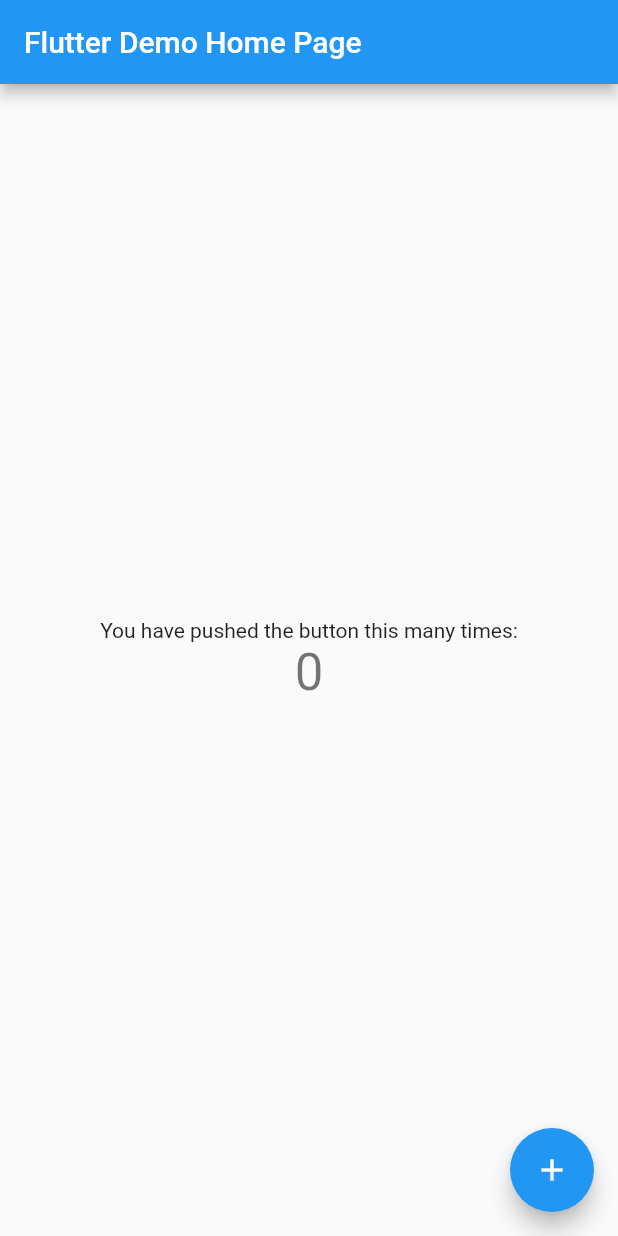
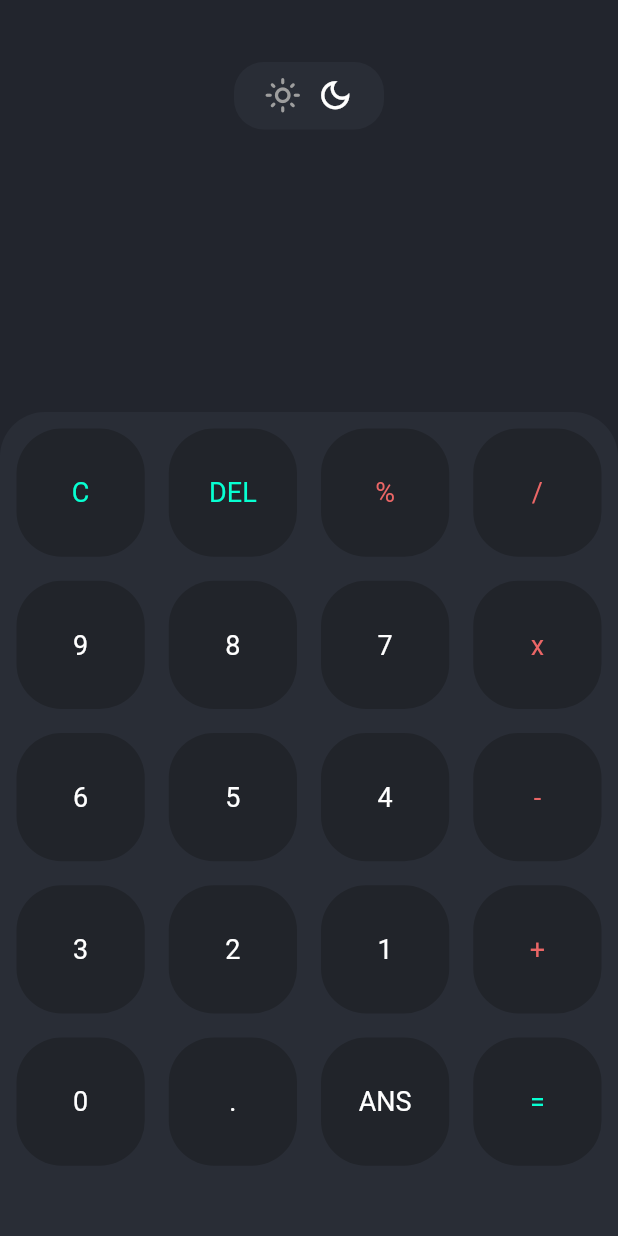
Before and after one commit to AJAYTONY/Calculator-Flutter, a Flutter app: the screen it shows after launch, on a phone screen of 412 x 824 dp. Run offline on Flutter 3.47's test engine with Material 2 defaults, Android fonts, the phone set to English and light mode, and no system bars; our stand-ins replace get, math_expressions.

```diff
--- /dev/null
+++ b/lib/bindings/my_bindings.dart
@@ -0,0 +1,12 @@
+import 'package:calculator_flutter/controller/calculate_controller.dart';
+import 'package:calculator_flutter/controller/theme_controller.dart';
+
+import 'package:get/instance_manager.dart';
+
+class MyBindings extends Bindings {
+  @override
+  void dependencies() {
+    Get.lazyPut(() => CalculateController());
+    Get.lazyPut(() => ThemeController());
+  }
+}
--- /dev/null
+++ b/lib/controller/calculate_controller.dart
@@ -0,0 +1,45 @@
+import 'package:get/get.dart';
+import 'package:math_expressions/math_expressions.dart';
+
+class CalculateController extends GetxController{
+  /*
+  UserInput = What User entered with the keyboard .
+  UserOutput = Calculate the numbers that the user entered and put into userOutPut variable.
+  */
+  var userInput = "";
+  var userOutput = "";
+
+  //equal button pressed function
+ equalPressed(){
+   String userInputFC = userInput;
+   userInputFC = userInputFC.replaceAll("x","*" );
+   Parser parser = Parser();
+   Expression expression = parser.parse(userInputFC);
+   ContextModel contextModel = ContextModel();
+   double evaluate = expression.evaluate(EvaluationType.REAL, contextModel);
+
+   userOutput = evaluate.toString();
+   update();
+ }
+
+  /// Clear Button Pressed Func
+  clearInputAndOutput() {
+    userInput = "";
+    userOutput = "";
+    update();
+  }
+
+  /// Delete Button Pressed Function
+  deleteBtnAction() {
+    userInput = userInput.substring(0, userInput.length - 1);
+    update();
+  }
+
+  /// on Number Button Tapped
+  onBtnTapped(List<String> buttons, int index) {
+    userInput += buttons[index];
+    update();
+  }
+
+
+}
--- /dev/null
+++ b/lib/controller/theme_controller.dart
@@ -0,0 +1,16 @@
+import 'package:get/get.dart';
+
+class ThemeController extends GetxController{
+  bool isDark = true;
+
+  lightTheme(){
+    isDark  = false;
+    update();
+  }
+
+  darkTheme() {
+    isDark = true;
+    update();
+  }
+
+}
--- a/lib/main.dart
+++ b/lib/main.dart
@@ -1,4 +1,8 @@
+import 'package:calculator_flutter/bindings/my_bindings.dart';
+import 'package:calculator_flutter/screen/main_screen.dart';
 import 'package:flutter/material.dart';
+import 'package:flutter/cupertino.dart';
+import 'package:get/get.dart';
 
 void main() {
   runApp(const MyApp());
@@ -10,106 +14,11 @@ class MyApp extends StatelessWidget {
   // This widget is the root of your application.
   @override
   Widget build(BuildContext context) {
-    return MaterialApp(
-      title: 'Flutter Demo',
-      theme: ThemeData(
-        // This is the theme of your application.
-        //
-        // Try running your application with "flutter run". You'll see the
-        // application has a blue toolbar. Then, without quitting the app, try
-        // changing the primarySwatch below to Colors.green and then invoke
-        // "hot reload" (press "r" in the console where you ran "flutter run",
-        // or simply save your changes to "hot reload" in a Flutter IDE).
-        // Notice that the counter didn't reset back to zero; the application
-        // is not restarted.
-        primarySwatch: Colors.blue,
-      ),
-      home: const MyHomePage(title: 'Flutter Demo Home Page'),
+    return GetMaterialApp(
+        debugShowCheckedModeBanner: false,
+        initialBinding: MyBindings(),
+        title: 'Flutter Calculator',
+        home: MainSceen()
     );
   }
 }
-
-class MyHomePage extends StatefulWidget {
-  const MyHomePage({Key? key, required this.title}) : super(key: key);
-
-  // This widget is the home page of your application. It is stateful, meaning
-  // that it has a State object (defined below) that contains fields that affect
-  // how it looks.
-
-  // This class is the configuration for the state. It holds the values (in this
-  // case the title) provided by the parent (in this case the App widget) and
-  // used by the build method of the State. Fields in a Widget subclass are
-  // always marked "final".
-
-  final String title;
-
-  @override
-  State<MyHomePage> createState() => _MyHomePageState();
-}
-
-class _MyHomePageState extends State<MyHomePage> {
-  int _counter = 0;
-
-  void _incrementCounter() {
-    setState(() {
-      // This call to setState tells the Flutter framework that something has
-      // changed in this State, which causes it to rerun the build method below
-      // so that the display can reflect the updated values. If we changed
-      // _counter without calling setState(), then the build method would not be
-      // called again, and so nothing would appear to happen.
-      _counter++;
-    });
-  }
-
-  @override
-  Widget build(BuildContext context) {
-    // This method is rerun every time setState is called, for instance as done
-    // by the _incrementCounter method above.
-    //
-    // The Flutter framework has been optimized to make rerunning build methods
-    // fast, so that you can just rebuild anything that needs updating rather
-    // than having to individually change instances of widgets.
-    return Scaffold(
-      appBar: AppBar(
-        // Here we take the value from the MyHomePage object that was created by
-        // the App.build method, and use it to set our appbar title.
-        title: Text(widget.title),
-      ),
-      body: Center(
-        // Center is a layout widget. It takes a single child and positions it
-        // in the middle of the parent.
-        child: Column(
-          // Column is also a layout widget. It takes a list of children and
-          // arranges them vertically. By default, it sizes itself to fit its
-          // children horizontally, and tries to be as tall as its parent.
-          //
-          // Invoke "debug painting" (press "p" in the console, choose the
-          // "Toggle Debug Paint" action from the Flutter Inspector in Android
-          // Studio, or the "Toggle Debug Paint" command in Visual Studio Code)
-          // to see the wireframe for each widget.
-          //
-          // Column has various properties to control how it sizes itself and
-          // how it positions its children. Here we use mainAxisAlignment to
-          // center the children vertically; the main axis here is the vertical
-          // axis because Columns are vertical (the cross axis would be
-          // horizontal).
-          mainAxisAlignment: MainAxisAlignment.center,
-          children: <Widget>[
-            const Text(
-              'You have pushed the button this many times:',
-            ),
-            Text(
-              '$_counter',
-              style: Theme.of(context).textTheme.headline4,
-            ),
-          ],
-        ),
-      ),
-      floatingActionButton: FloatingActionButton(
-        onPressed: _incrementCounter,
-        tooltip: 'Increment',
-        child: const Icon(Icons.add),
-      ), // This trailing comma makes auto-formatting nicer for build methods.
-    );
-  }
-}
--- /dev/null
+++ b/lib/screen/main_screen.dart
@@ -0,0 +1,231 @@
+import 'package:calculator_flutter/controller/calculate_controller.dart';
+import 'package:calculator_flutter/controller/theme_controller.dart';
+import 'package:calculator_flutter/utils/colors.dart';
+import 'package:calculator_flutter/widget/button.dart';
+import 'package:flutter/cupertino.dart';
+import 'package:flutter/material.dart';
+
+import 'package:get/get.dart';
+
+class MainSceen extends StatelessWidget {
+  MainSceen({Key? key}) : super(key: key);
+
+  final List<String> buttons = [
+    "C",
+    "DEL",
+    "%",
+    "/",
+    "9",
+    "8",
+    "7",
+    "x",
+    "6",
+    "5",
+    "4",
+    "-",
+    "3",
+    "2",
+    "1",
+    "+",
+    "0",
+    ".",
+    "ANS",
+    "=",
+  ];
+
+  @override
+  Widget build(BuildContext context) {
+    var controller = Get.find<CalculateController>();
+    var themeController = Get.find<ThemeController>();
+
+    return GetBuilder<ThemeController>(builder: (context) {
+      return Scaffold(
+        backgroundColor: themeController.isDark
+            ? DarkColors.scaffoldBgColor
+            : LightColors.scaffoldBgColor,
+        body: Column(
+          children: [
+            GetBuilder<CalculateController>(builder: (context) {
+              return outputSection(themeController, controller);
+            }),
+            inputSection(themeController, controller)
+          ],
+        ),
+      );
+    });
+  }
+
+
+  Expanded inputSection(
+      ThemeController themeController, CalculateController controller) {
+    return Expanded(
+        flex: 2,
+        child: Container(
+          padding: const EdgeInsets.all(3),
+          decoration: BoxDecoration(
+              color: themeController.isDark
+                  ? DarkColors.sheetBgColor
+                  : LightColors.sheetBgColor,
+              borderRadius: const BorderRadius.only(
+                  topLeft: Radius.circular(30), topRight: Radius.circular(30))),
+          child: GridView.builder(
+              physics: const NeverScrollableScrollPhysics(),
+              itemCount: buttons.length,
+              gridDelegate: const SliverGridDelegateWithFixedCrossAxisCount(
+                  crossAxisCount: 4),
+              itemBuilder: (context, index) {
+                switch (index) {
+                  //TODO: Custom Button
+                  case 0:
+                    return CustomButton(
+                        color: themeController.isDark
+                            ? DarkColors.btnBgColor
+                            : LightColors.btnBgColor,
+                        textColor: themeController.isDark
+                            ? DarkColors.leftOperatorColor
+                            : LightColors.leftOperatorColor,
+                        text: buttons[index],
+                        buttonTapped: () {
+                          controller.clearInputAndOutput();
+                        });
+
+                //TODO: DELETE Button
+                  case 1:
+                    return CustomButton(
+                        buttonTapped: () {
+                          controller.deleteBtnAction();
+                        },
+                        color: themeController.isDark
+                            ? DarkColors.btnBgColor
+                            : LightColors.btnBgColor,
+                        textColor: themeController.isDark
+                            ? DarkColors.leftOperatorColor
+                            : LightColors.leftOperatorColor,
+                        text: buttons[index]);
+
+                //TODO: EQUAL Button
+                  case 19:
+                    return CustomButton(
+                        buttonTapped: () {
+                          controller.equalPressed();
+                        },
+                        color: themeController.isDark
+                            ? DarkColors.btnBgColor
+                            : LightColors.btnBgColor,
+                        textColor: themeController.isDark
+                            ? DarkColors.leftOperatorColor
+                            : LightColors.leftOperatorColor,
+                        text: buttons[index]);
+
+                  default:
+                    return CustomButton(
+                        buttonTapped: () {
+                          controller.onBtnTapped(buttons, index);
+                        },
+                        color: themeController.isDark
+                            ? DarkColors.btnBgColor
+                            : LightColors.btnBgColor,
+                        textColor: isOperator(buttons[index])
+                            ? LightColors.operatorColor
+                            : themeController.isDark
+                            ? Colors.white
+                            : Colors.black,
+                        text: buttons[index]);
+                }
+              }),
+        ));
+  }
+
+  //TODO:  OUTPUT --> Show Result
+  Expanded outputSection(
+      ThemeController themeController, CalculateController controller) {
+    return Expanded(
+        child: Column(
+          mainAxisAlignment: MainAxisAlignment.center,
+          children: [
+            Container(
+              alignment: Alignment.topCenter,
+              width: 100,
+              height: 45,
+              decoration: BoxDecoration(
+                  color: themeController.isDark
+                      ? DarkColors.sheetBgColor
+                      : LightColors.sheetBgColor,
+                  borderRadius: BorderRadius.circular(20)),
+              child: Center(
+                child: Row(
+                  mainAxisAlignment: MainAxisAlignment.center,
+                  children: [
+                    GestureDetector(
+                      onTap: () {
+                        themeController.lightTheme();
+                      },
+                      child: Icon(
+                        Icons.light_mode_outlined,
+                        color: themeController.isDark
+                            ? Colors.grey
+                            : Colors.black,
+                        size: 25,
+                      ),
+                    ),
+                    const SizedBox(
+                      width: 10,
+                    ),
+                    GestureDetector(
+                      onTap: () {
+                        themeController.darkTheme();
+                      },
+                      child: Icon(
+                        Icons.dark_mode_outlined,
+                        color: themeController.isDark
+                            ? Colors.white
+                            : Colors.grey,
+                        size: 25,
+                      ),
+                    )
+                  ],
+                ),
+              ),
+            ),
+            Padding(
+              padding: const EdgeInsets.only(right: 20, top: 70),
+              child: Column(
+                children: [
+                  Container(
+                    alignment: Alignment.centerRight,
+                    child: Text(
+                      controller.userInput,
+                      style: TextStyle(
+                          color:
+                          themeController.isDark
+                              ? Colors.white
+                              : Colors.black,
+                          fontSize: 25),
+                    ),
+                  ),
+                  const SizedBox(
+                    height: 10,
+                  ),
+                  Container(
+                    alignment: Alignment.bottomRight,
+                    child: Text(controller.userOutput,
+                        style: TextStyle(
+                            color: themeController.isDark
+                                ? Colors.white
+                                : Colors.black,
+                            fontSize: 32)),
+                  ),
+                ],
+              ),
+            ),
+          ],
+        ));
+  }
+
+  bool isOperator(String y) {
+    if (y == "%" || y == "/" || y == "x" || y == "-" || y == "+" || y == "=") {
+      return true;
+    }
+    return false;
+  }
+}
--- /dev/null
+++ b/lib/utils/colors.dart
@@ -0,0 +1,20 @@
+import 'package:flutter/cupertino.dart';
+import 'package:flutter/material.dart';
+
+
+/// Dark Colors
+class DarkColors {
+  static const scaffoldBgColor = Color(0xff22252D);
+  static const sheetBgColor = Color(0xff292D36);
+  static const btnBgColor = Color.fromARGB(255, 33, 36, 42);
+  static const leftOperatorColor = Color.fromARGB(255, 7, 255, 209);
+}
+
+/// Light Colors
+class LightColors {
+  static const scaffoldBgColor = Color(0xffFFFFFF);
+  static const sheetBgColor = Color(0xffF9F9F9);
+  static const btnBgColor = Color.fromARGB(255, 243, 243, 243);
+  static const operatorColor = Color(0xffEB6666);
+  static const leftOperatorColor = Color.fromARGB(255, 1, 157, 128);
+}
--- /dev/null
+++ b/lib/widget/button.dart
@@ -0,0 +1,37 @@
+import 'package:flutter/cupertino.dart';
+import 'package:flutter/material.dart';
+
+class CustomButton extends StatelessWidget {
+  final Color color;
+  final Color textColor;
+  final String text;
+  final VoidCallback buttonTapped;
+
+  const CustomButton(
+      {Key? key,
+      required this.color,
+      required this.textColor,
+      required this.text,
+      required this.buttonTapped})
+      : super(key: key);
+
+  @override
+  Widget build(BuildContext context) {
+    return GestureDetector(
+      onTap: buttonTapped,
+      child: Container(
+        margin: const EdgeInsets.all(8),
+        decoration: BoxDecoration(
+          color: color,
+          borderRadius: BorderRadius.circular(30),
+        ),
+        child: Center(
+          child: Text(
+            text,
+            style: TextStyle(color: textColor, fontSize: 18),
+          ),
+        ),
+      ),
+    );
+  }
+}
--- a/pubspec.yaml
+++ b/pubspec.yaml
@@ -34,6 +34,8 @@ dependencies:
   # The following adds the Cupertino Icons font to your application.
   # Use with the CupertinoIcons class for iOS style icons.
   cupertino_icons: ^1.0.2
+  math_expressions: ^2.3.0
+  get: ^4.6.5
 
 dev_dependencies:
   flutter_test:
```
Also changed, not shown: pubspec.lock, 1 other file.
